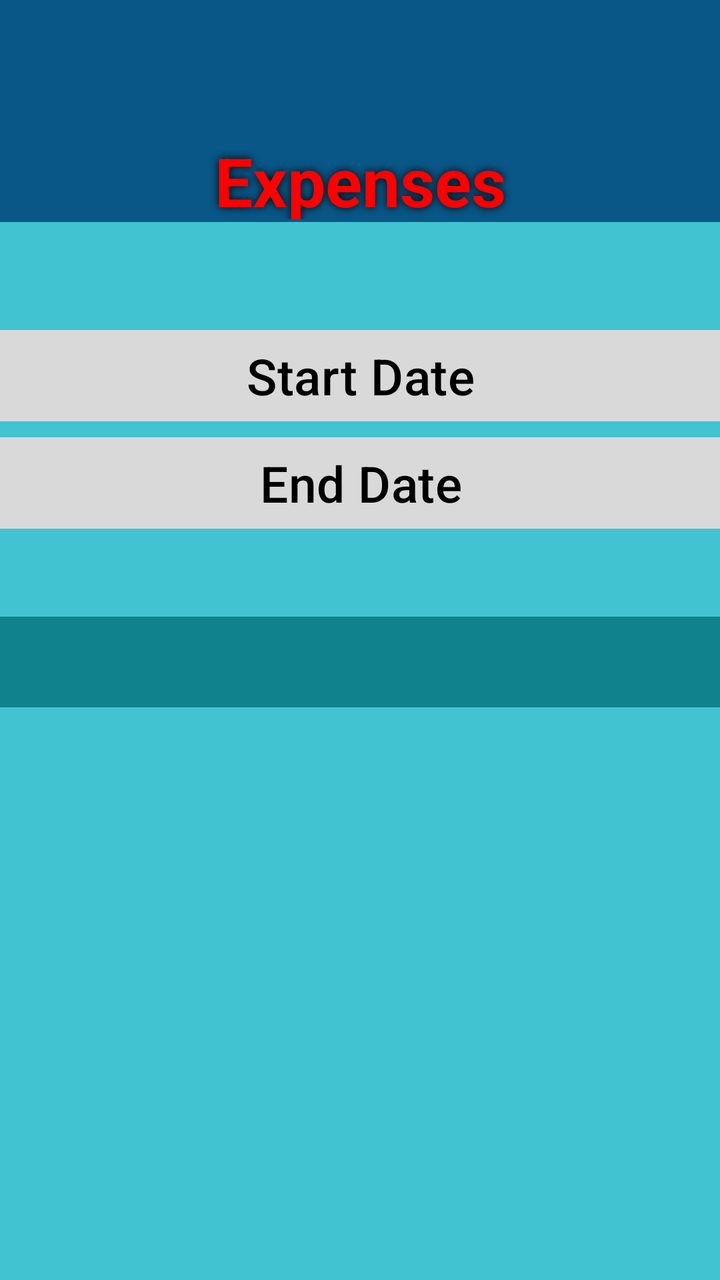
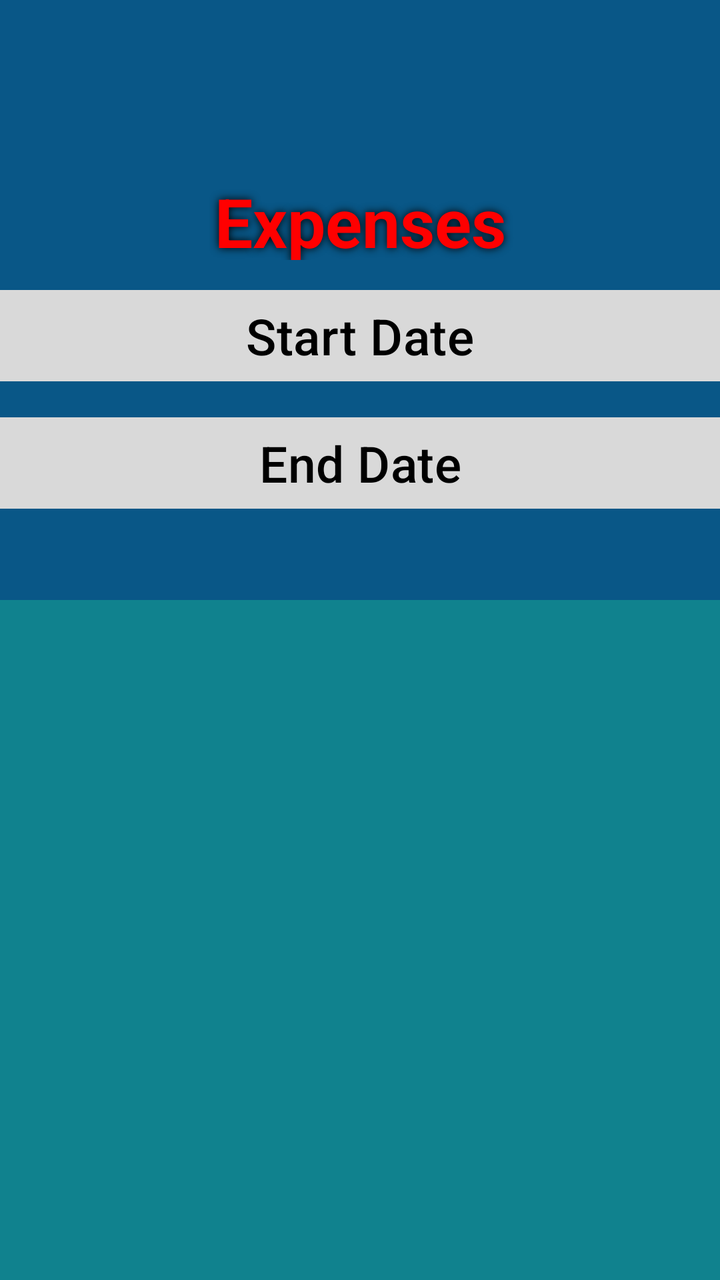

Screens rendered from an Android XML layout before and after an edit, with the pre-edit source and the edit as a unified diff.
<!-- AndroidManifest.xml: application theme Theme.KracKShacKBanking -->
<!-- res/layout/expenses.xml -->
<?xml version="1.0" encoding="utf-8"?>
<androidx.constraintlayout.widget.ConstraintLayout xmlns:android="http://schemas.android.com/apk/res/android"
    xmlns:app="http://schemas.android.com/apk/res-auto"
    xmlns:tools="http://schemas.android.com/tools"
    android:layout_width="match_parent"
    android:layout_height="match_parent"
    android:background="@color/background"
    >

    <ScrollView
        android:id="@+id/scrollView2"
        android:layout_width="389dp"
        android:layout_height="620dp"
        android:layout_marginStart="65dp"
        android:layout_marginTop="111dp"
        android:layout_marginEnd="65dp"
        android:background="@color/blue"
        app:layout_constraintEnd_toEndOf="parent"
        app:layout_constraintStart_toStartOf="parent"
        app:layout_constraintTop_toTopOf="parent">

        <LinearLayout
            android:layout_width="match_parent"
            android:layout_height="wrap_content"
            android:orientation="vertical">

            <Button
                android:id="@+id/btnStartDate"
                android:layout_width="match_parent"
                android:layout_height="wrap_content"
                android:layout_marginTop="50dp"
                android:backgroundTint="@color/darkgrey"
                android:paddingTop="6dp"
                android:rotationX="0"
                android:text="@string/StartDate"
                android:textColor="@color/black"
                android:textSize="25sp"
                app:cornerRadius="0dp" />

            <Button
                android:id="@+id/btnEndDate"
                android:layout_width="match_parent"
                android:layout_height="wrap_content"
                android:backgroundTint="@color/darkgrey"
                android:text="@string/EndDate"
                android:textColor="@color/black"
                android:textSize="25sp"
                app:cornerRadius="0dp" />

            <TextView
                android:id="@+id/txtCategory"
                android:layout_width="match_parent"
                android:layout_height="match_parent"
                android:layout_marginTop="40dp"
                android:background="@color/darkerblue"
                android:textColor="@color/white"
                android:textSize="34sp" />
        </LinearLayout>
    </ScrollView>

    <TextView
        android:id="@+id/txtExpenses"
        android:layout_width="386dp"
        android:layout_height="42dp"
        android:layout_marginStart="65dp"
        android:layout_marginTop="70dp"
        android:layout_marginEnd="65dp"
        android:layout_marginBottom="4dp"
        android:shadowColor="@color/black"
        android:shadowDx="0.0"
        android:shadowDy="0.0"
        android:shadowRadius="10.0"
        android:text="@string/Expenses"
        android:textAlignment="center"
        android:textColor="#FF0000"
        android:textSize="34sp"
        android:textStyle="bold"
        app:layout_constraintBottom_toTopOf="@+id/scrollView2"
        app:layout_constraintEnd_toEndOf="parent"
        app:layout_constraintHorizontal_bias="0.504"
        app:layout_constraintStart_toStartOf="parent"
        app:layout_constraintTop_toTopOf="parent" />
</androidx.constraintlayout.widget.ConstraintLayout>
<!-- resources referenced by this layout -->
<resources>
  <color name="background">#095787</color>
  <color name="black">#FF000000</color>
  <color name="blue">#42C3D1</color>
  <color name="darkerblue">#10828E</color>
  <color name="darkgrey">#D9D9D9</color>
  <color name="white">#FFFFFFFF</color>
  <string name="EndDate">End Date</string>
  <string name="Expenses">Expenses</string>
  <string name="StartDate">Start Date</string>
  <style name="Theme.KracKShacKBanking" parent="Base.Theme.KracKShacKBanking" />
  <style name="Base.Theme.KracKShacKBanking" parent="Theme.Material3.DayNight.NoActionBar">
          
          
      </style>
</resources>

<!-- the commit's change to res/layout/expenses.xml (unified diff, before → after) -->
@@ -5,65 +5,62 @@
     android:layout_width="match_parent"
     android:layout_height="match_parent"
     android:background="@color/background"
-    >
+    android:orientation="vertical">
 
-    <ScrollView
-        android:id="@+id/scrollView2"
-        android:layout_width="389dp"
-        android:layout_height="620dp"
-        android:layout_marginStart="65dp"
-        android:layout_marginTop="111dp"
-        android:layout_marginEnd="65dp"
-        android:background="@color/blue"
+    <Button
+        android:id="@+id/btnStartDate"
+        android:layout_width="match_parent"
+        android:layout_height="wrap_content"
+        android:layout_marginTop="11dp"
+        android:backgroundTint="@color/darkgrey"
+        android:paddingTop="6dp"
+        android:rotationX="0"
+        android:text="@string/StartDate"
+        android:textColor="@color/black"
+        android:textSize="25sp"
+        app:cornerRadius="0dp"
         app:layout_constraintEnd_toEndOf="parent"
         app:layout_constraintStart_toStartOf="parent"
+        app:layout_constraintTop_toBottomOf="@+id/txtExpenses" />
+
+    <Button
+        android:id="@+id/btnEndDate"
+        android:layout_width="match_parent"
+        android:layout_height="wrap_content"
+        android:layout_marginTop="10dp"
+        android:backgroundTint="@color/darkgrey"
+        android:text="@string/EndDate"
+        android:textColor="@color/black"
+        android:textSize="25sp"
+        app:cornerRadius="0dp"
+        app:layout_constraintEnd_toEndOf="parent"
+        app:layout_constraintStart_toStartOf="parent"
+        app:layout_constraintTop_toBottomOf="@+id/btnStartDate" />
+
+
+    <LinearLayout
+        android:layout_width="match_parent"
+        android:layout_height="match_parent"
+        android:layout_marginTop="300dp"
+        android:orientation="vertical"
         app:layout_constraintTop_toTopOf="parent">
 
-        <LinearLayout
+        <TextView
+            android:id="@+id/txtCategory"
             android:layout_width="match_parent"
-            android:layout_height="wrap_content"
-            android:orientation="vertical">
-
-            <Button
-                android:id="@+id/btnStartDate"
-                android:layout_width="match_parent"
-                android:layout_height="wrap_content"
-                android:layout_marginTop="50dp"
-                android:backgroundTint="@color/darkgrey"
-                android:paddingTop="6dp"
-                android:rotationX="0"
-                android:text="@string/StartDate"
-                android:textColor="@color/black"
-                android:textSize="25sp"
-                app:cornerRadius="0dp" />
-
-            <Button
-                android:id="@+id/btnEndDate"
-                android:layout_width="match_parent"
-                android:layout_height="wrap_content"
-                android:backgroundTint="@color/darkgrey"
-                android:text="@string/EndDate"
-                android:textColor="@color/black"
-                android:textSize="25sp"
-                app:cornerRadius="0dp" />
-
-            <TextView
-                android:id="@+id/txtCategory"
-                android:layout_width="match_parent"
-                android:layout_height="match_parent"
-                android:layout_marginTop="40dp"
-                android:background="@color/darkerblue"
-                android:textColor="@color/white"
-                android:textSize="34sp" />
-        </LinearLayout>
-    </ScrollView>
+            android:layout_height="match_parent"
+            android:background="@color/darkerblue"
+            android:scrollbars="vertical"
+            android:textColor="@color/white"
+            android:textSize="34sp" />
+    </LinearLayout>
 
     <TextView
         android:id="@+id/txtExpenses"
         android:layout_width="386dp"
         android:layout_height="42dp"
         android:layout_marginStart="65dp"
-        android:layout_marginTop="70dp"
+        android:layout_marginTop="88dp"
         android:layout_marginEnd="65dp"
         android:layout_marginBottom="4dp"
         android:shadowColor="@color/black"
@@ -75,7 +72,6 @@
         android:textColor="#FF0000"
         android:textSize="34sp"
         android:textStyle="bold"
-        app:layout_constraintBottom_toTopOf="@+id/scrollView2"
         app:layout_constraintEnd_toEndOf="parent"
         app:layout_constraintHorizontal_bias="0.504"
         app:layout_constraintStart_toStartOf="parent"
<!-- resource entries referenced after the edit -->
@@ -2,7 +2,6 @@
 <resources>
   <color name="background">#095787</color>
   <color name="black">#FF000000</color>
-  <color name="blue">#42C3D1</color>
   <color name="darkerblue">#10828E</color>
   <color name="darkgrey">#D9D9D9</color>
   <color name="white">#FFFFFFFF</color>
